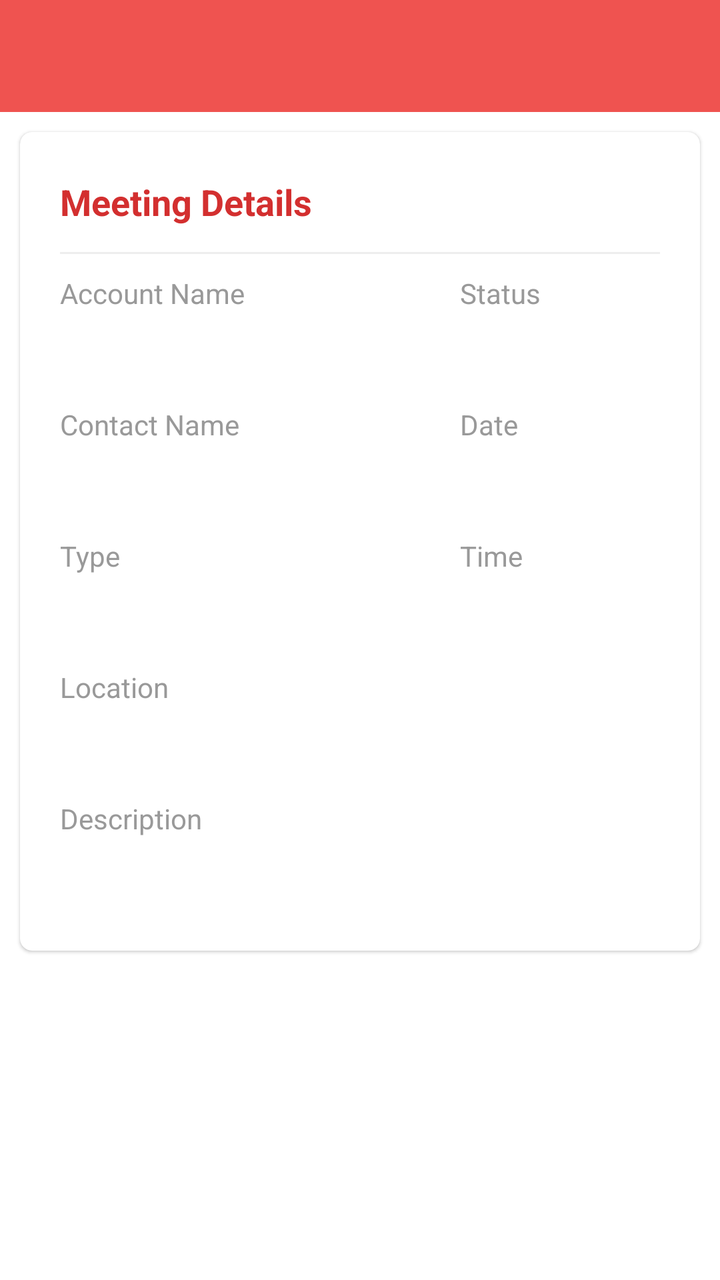
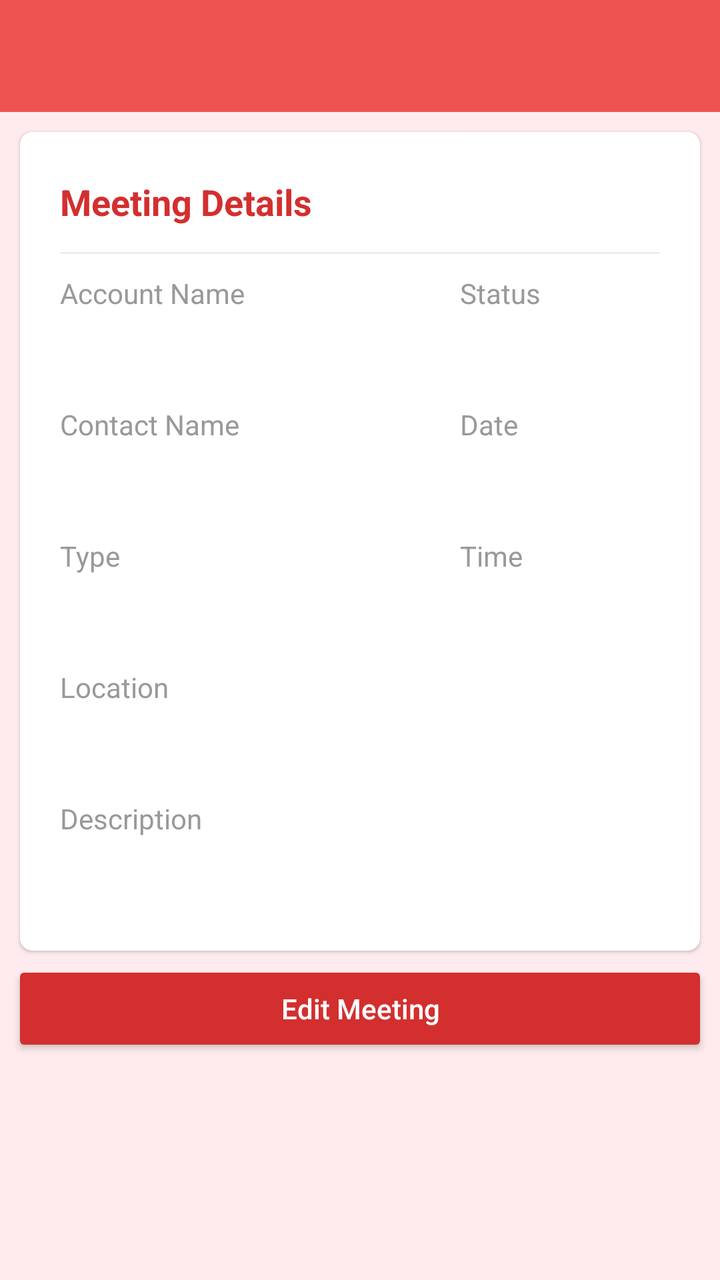

Compare the two renders of this Android layout. The source of the first and the diff that turns it into the second are given below.
<!-- AndroidManifest.xml: application theme AppTheme -->
<!-- res/layout/activity_individual_meeting.xml -->
<?xml version="1.0" encoding="utf-8"?>
<LinearLayout xmlns:android="http://schemas.android.com/apk/res/android"
    xmlns:app="http://schemas.android.com/apk/res-auto"
    xmlns:tools="http://schemas.android.com/tools"
    android:id="@+id/main"
    android:orientation="vertical"
    android:layout_width="match_parent"
    android:layout_height="match_parent"
    tools:context=".MeetingsActivity">

    <com.google.android.material.appbar.AppBarLayout
        android:layout_width="match_parent"
        android:id="@+id/app_bar_layout"
        android:layout_height="wrap_content">

        <include layout="@layout/toolbar" />

    </com.google.android.material.appbar.AppBarLayout>

    <androidx.core.widget.NestedScrollView
        android:layout_width="match_parent"
        android:layout_height="match_parent"
        android:background="@android:color/white"
        android:clipToPadding="false"
        android:scrollbars="none"
        android:scrollingCache="true"
        app:layout_behavior="@string/appbar_scrolling_view_behavior">

        <LinearLayout
            android:layout_width="match_parent"
            android:layout_height="wrap_content"
            android:orientation="vertical">


            <androidx.cardview.widget.CardView
                android:layout_width="match_parent"
                android:layout_height="wrap_content"
                android:layout_marginBottom="@dimen/spacing_medium"
                android:layout_marginLeft="@dimen/spacing_middle"
                android:layout_marginRight="@dimen/spacing_middle"
                android:layout_marginTop="@dimen/spacing_middle"
                android:visibility="visible"
                app:cardCornerRadius="6dp"
                app:cardElevation="1dp">

                <LinearLayout
                    android:layout_width="match_parent"
                    android:layout_height="wrap_content"
                    android:orientation="horizontal"
                    android:padding="@dimen/spacing_mlarge">

                    <LinearLayout
                        android:layout_width="0dp"
                        android:layout_height="wrap_content"
                        android:layout_weight="2"
                        android:orientation="vertical">

                        <TextView
                            android:layout_width="wrap_content"
                            android:layout_height="30dp"
                            android:gravity="center_vertical"
                            android:text="Meeting Details"
                            android:textAppearance="@style/Base.TextAppearance.AppCompat.Medium"
                            android:textColor="@color/red_700"
                            android:textStyle="bold" />

                        <View
                            android:layout_width="match_parent"
                            android:layout_height="1dp"
                            android:background="@color/grey_200"
                            android:layout_marginTop="10dp"
                            android:layout_marginBottom="@dimen/spacing_medium" />






                        <View
                            android:layout_width="0dp"
                            android:layout_height="@dimen/spacing_medium" />

                        <TextView
                            android:layout_width="wrap_content"
                            android:layout_height="wrap_content"
                            android:text="Account Name"
                            android:textAppearance="@style/Base.TextAppearance.AppCompat.Body1"
                            android:textColor="@color/grey_40" />

                        <TextView
                            android:layout_width="wrap_content"
                            android:layout_height="wrap_content"
                            android:layout_marginTop="@dimen/spacing_medium"
                            android:text=""
                            android:id="@+id/accountNameTextView"
                            android:textAppearance="@style/Base.TextAppearance.AppCompat.Subhead"
                            android:textColor="@color/grey_80" />

                        <View
                            android:layout_width="0dp"
                            android:layout_height="@dimen/spacing_mlarge" />

                        <TextView
                            android:layout_width="wrap_content"
                            android:layout_height="wrap_content"
                            android:text="Contact Name"
                            android:textAppearance="@style/Base.TextAppearance.AppCompat.Body1"
                            android:textColor="@color/grey_40" />

                        <TextView
                            android:layout_width="wrap_content"
                            android:layout_height="wrap_content"
                            android:layout_marginTop="@dimen/spacing_medium"
                            android:text=""
                            android:id="@+id/contactNameTextView"
                            android:textAppearance="@style/Base.TextAppearance.AppCompat.Subhead"
                            android:textColor="@color/grey_80" />

                        <View
                            android:layout_width="0dp"
                            android:layout_height="@dimen/spacing_mlarge" />

                        <TextView
                            android:layout_width="wrap_content"
                            android:layout_height="wrap_content"
                            android:text="Type"
                            android:textAppearance="@style/Base.TextAppearance.AppCompat.Body1"
                            android:textColor="@color/grey_40" />

                        <TextView
                            android:layout_width="wrap_content"
                            android:layout_height="wrap_content"
                            android:layout_marginTop="@dimen/spacing_medium"
                            android:text=""
                            android:id="@+id/typeTextView"
                            android:textAppearance="@style/Base.TextAppearance.AppCompat.Subhead"
                            android:textColor="@color/grey_80" />

                        <View
                            android:layout_width="0dp"
                            android:layout_height="@dimen/spacing_mlarge" />

                        <TextView
                            android:layout_width="wrap_content"
                            android:layout_height="wrap_content"
                            android:text="Location"
                            android:textAppearance="@style/Base.TextAppearance.AppCompat.Body1"
                            android:textColor="@color/grey_40" />

                        <TextView
                            android:layout_width="wrap_content"
                            android:layout_height="wrap_content"
                            android:layout_marginTop="@dimen/spacing_medium"
                            android:text=""
                            android:id="@+id/locationTextView"
                            android:textAppearance="@style/Base.TextAppearance.AppCompat.Subhead"
                            android:textColor="@color/grey_80" />





                        <View
                            android:layout_width="0dp"
                            android:layout_height="@dimen/spacing_mlarge" />

                        <TextView
                            android:layout_width="wrap_content"
                            android:layout_height="wrap_content"
                            android:text="Description"
                            android:textAppearance="@style/Base.TextAppearance.AppCompat.Body1"
                            android:textColor="@color/grey_40" />

                        <TextView
                            android:layout_width="wrap_content"
                            android:layout_height="wrap_content"
                            android:layout_marginTop="@dimen/spacing_medium"
                            android:text=""
                            android:id="@+id/descriptionTextView"
                            android:textAppearance="@style/Base.TextAppearance.AppCompat.Subhead"
                            android:textColor="@color/grey_80" />

                        <View
                            android:layout_width="0dp"
                            android:layout_height="@dimen/spacing_middle" />



                    </LinearLayout>

                    <LinearLayout
                        android:layout_width="0dp"
                        android:layout_height="wrap_content"
                        android:layout_weight="1"
                        android:orientation="vertical">

                        <View
                            android:layout_width="30dp"
                            android:layout_height="30dp"/>

                        
                        
                        
                        
                        
                        

                        <View
                            android:layout_width="match_parent"
                            android:layout_height="1dp"
                            android:background="@color/grey_200"
                            android:layout_marginTop="10dp"
                            android:layout_marginBottom="@dimen/spacing_medium" />


                        <View
                            android:layout_width="0dp"
                            android:layout_height="@dimen/spacing_medium" />

                        <TextView
                            android:layout_width="wrap_content"
                            android:layout_height="wrap_content"
                            android:text="Status"
                            android:textAppearance="@style/Base.TextAppearance.AppCompat.Body1"
                            android:textColor="@color/grey_40" />

                        <TextView
                            android:layout_width="wrap_content"
                            android:layout_height="wrap_content"
                            android:layout_marginTop="@dimen/spacing_medium"
                            android:text=""
                            android:id="@+id/statusTextView"
                            android:textAppearance="@style/Base.TextAppearance.AppCompat.Subhead"
                            android:textColor="@color/grey_80" />

                        <View
                            android:layout_width="0dp"
                            android:layout_height="@dimen/spacing_mlarge" />

                        <TextView
                            android:layout_width="wrap_content"
                            android:layout_height="wrap_content"
                            android:text="Date"
                            android:textAppearance="@style/Base.TextAppearance.AppCompat.Body1"
                            android:textColor="@color/grey_40" />

                        <TextView
                            android:layout_width="wrap_content"
                            android:layout_height="wrap_content"
                            android:layout_marginTop="@dimen/spacing_medium"
                            android:text=""
                            android:id="@+id/dateTextView"
                            android:textAppearance="@style/Base.TextAppearance.AppCompat.Subhead"
                            android:textColor="@color/grey_80" />

                        <View
                            android:layout_width="0dp"
                            android:layout_height="@dimen/spacing_mlarge" />

                        <TextView
                            android:layout_width="wrap_content"
                            android:layout_height="wrap_content"
                            android:text="Time"
                            android:textAppearance="@style/Base.TextAppearance.AppCompat.Body1"
                            android:textColor="@color/grey_40" />

                        <TextView
                            android:layout_width="wrap_content"
                            android:layout_height="wrap_content"
                            android:layout_marginTop="@dimen/spacing_medium"
                            android:text=""
                            android:id="@+id/timeTextView"
                            android:textAppearance="@style/Base.TextAppearance.AppCompat.Subhead"
                            android:textColor="@color/grey_80" />

                        <View
                            android:layout_width="0dp"
                            android:layout_height="@dimen/spacing_middle" />







                    </LinearLayout>


                </LinearLayout>



            </androidx.cardview.widget.CardView>











            
            
            

            
            
            
            
            

            
            
            
            
            

            
            
            
            
            
            
            
            
            

            











































































































































































































































































        </LinearLayout>
    </androidx.core.widget.NestedScrollView>

    <com.google.android.material.floatingactionbutton.FloatingActionButton
        android:id="@+id/fab"
        android:layout_width="wrap_content"
        android:layout_height="wrap_content"
        android:layout_margin="@dimen/spacing_mlarge"
        android:clickable="true"
        app:backgroundTint="@color/red_500"
        app:fabSize="normal"
        app:layout_anchor="@id/app_bar_layout"
        app:layout_anchorGravity="bottom|right|end"
        app:srcCompat="@drawable/ic_favorites"
        app:tint="@android:color/white" />

</LinearLayout>
<!-- res/layout/toolbar.xml (included above) -->
<?xml version="1.0" encoding="utf-8"?>
<androidx.appcompat.widget.Toolbar
    xmlns:android="http://schemas.android.com/apk/res/android"
    xmlns:app="http://schemas.android.com/apk/res-auto"
    android:id="@+id/toolbar"
    android:layout_width="match_parent"
    android:layout_height="?android:attr/actionBarSize"
    android:background="@color/colorPrimary"
    app:contentInsetStartWithNavigation="0dp"
    android:theme="@style/ThemeOverlay.AppCompat.Dark.ActionBar"
    app:popupTheme="@style/ThemeOverlay.AppCompat.Light"/>
<!-- resources referenced by this layout -->
<resources>
  <color name="colorPrimary">#ef5350</color>
  <color name="grey_200">#EEEEEE</color>
  <color name="grey_40">#999999</color>
  <color name="grey_80">#37474F</color>
  <color name="red_500">#F44336</color>
  <color name="red_700">#D32F2F</color>
  <dimen name="spacing_medium">5dp</dimen>
  <dimen name="spacing_middle">10dp</dimen>
  <dimen name="spacing_mlarge">20dp</dimen>
  <!-- drawable ic_favorites (drawable) -->
  <vector xmlns:android="http://schemas.android.com/apk/res/android"
          android:width="24dp"
          android:height="24dp"
          android:viewportWidth="24.0"
          android:viewportHeight="24.0">
      <path
          android:fillColor="#FFFFFFFF"
          android:pathData="M12,21.35l-1.45,-1.32C5.4,15.36 2,12.28 2,8.5 2,5.42 4.42,3 7.5,3c1.74,0 3.41,0.81 4.5,2.09C13.09,3.81 14.76,3 16.5,3 19.58,3 22,5.42 22,8.5c0,3.78 -3.4,6.86 -8.55,11.54L12,21.35z"/>
  </vector>
  <style name="AppTheme" parent="BaseTheme">
          <item name="android:windowContentTransitions">true</item>
  
  
          
      </style>
  <style name="BaseTheme" parent="Theme.AppCompat.Light.NoActionBar">
          
          <item name="colorPrimary">@color/colorPrimary</item>
          <item name="colorPrimaryDark">@color/colorPrimaryDark</item>
          <item name="colorAccent">@color/colorAccent</item>
          <item name="windowActionModeOverlay">true</item>
          <item name="android:actionModeBackground">@color/blue_grey_600</item>
          <item name="android:dialogTheme">@style/Dialog.Theme</item>
          
          <item name="android:windowDisablePreview">true</item>
      </style>
  <color name="colorPrimaryDark">#dc1814</color>
  <color name="colorAccent">#FF4081</color>
  <color name="blue_grey_600">#546E7A</color>
  <style name="Dialog.Theme" parent="Theme.AppCompat.Light.Dialog">
          <item name="colorPrimary">@color/colorPrimary</item>
          <item name="colorPrimaryDark">@color/colorPrimaryDark</item>
          <item name="colorAccent">@color/colorAccent</item>
      </style>
</resources>

<!-- the commit's change to res/layout/activity_individual_meeting.xml (unified diff, before → after) -->
@@ -20,7 +20,7 @@
     <androidx.core.widget.NestedScrollView
         android:layout_width="match_parent"
         android:layout_height="match_parent"
-        android:background="@android:color/white"
+        android:background="@color/red_50"
         android:clipToPadding="false"
         android:scrollbars="none"
         android:scrollingCache="true"
@@ -46,6 +46,7 @@
                 <LinearLayout
                     android:layout_width="match_parent"
                     android:layout_height="wrap_content"
+
                     android:orientation="horizontal"
                     android:padding="@dimen/spacing_mlarge">
 
@@ -291,6 +292,18 @@
 
 
             </androidx.cardview.widget.CardView>
+
+            <Button
+                android:layout_width="match_parent"
+                android:layout_marginLeft="6dp"
+                android:layout_marginRight="6dp"
+                android:layout_height="wrap_content"
+                android:text="Edit Meeting"
+                android:textAllCaps="false"
+                android:textColor="@color/white"
+                android:backgroundTint="@color/red_700"
+                android:elevation="4dp"
+                android:id="@+id/editMeetingButton"/>
 
 
 
<!-- resource entries referenced after the edit -->
@@ -4,8 +4,10 @@
   <color name="grey_200">#EEEEEE</color>
   <color name="grey_40">#999999</color>
   <color name="grey_80">#37474F</color>
+  <color name="red_50">#FFEBEE</color>
   <color name="red_500">#F44336</color>
   <color name="red_700">#D32F2F</color>
+  <color name="white">#FFFFFF</color>
   <dimen name="spacing_medium">5dp</dimen>
   <dimen name="spacing_middle">10dp</dimen>
   <dimen name="spacing_mlarge">20dp</dimen>
